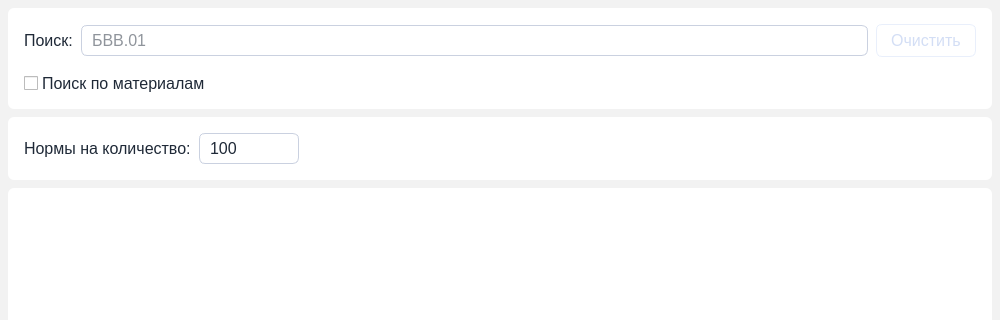
Above: ui/mainUI.ui from pntech-dev/Stockwise before the change; both pictures show x 0 to 1000 and y 0 to 320 of the 1000 by 706 pixel window. Below: the same form after it.
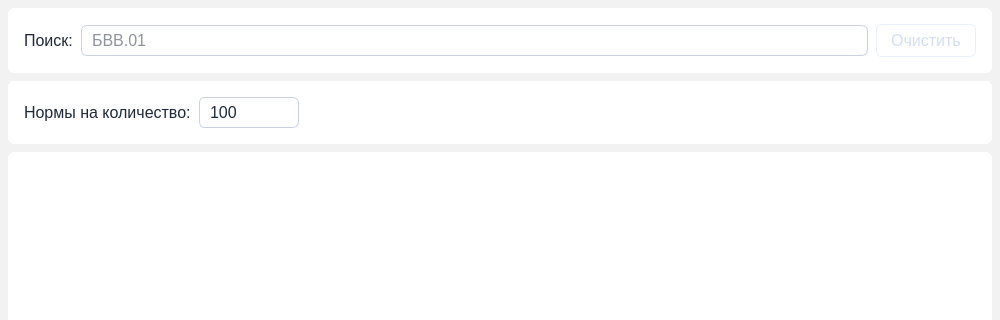
That is the form after the change.

The edit to the form file:
```diff
--- a/ui/mainUI.ui
+++ b/ui/mainUI.ui
@@ -7,7 +7,7 @@
     <x>0</x>
     <y>0</y>
     <width>1000</width>
-    <height>700</height>
+    <height>706</height>
    </rect>
   </property>
   <property name="font">
@@ -144,39 +144,6 @@
      <number>8</number>
     </property>
     <item>
-     <widget class="QFrame" name="search_frame">
-      <property name="enabled">
-       <bool>true</bool>
-      </property>
-      <property name="sizePolicy">
-       <sizepolicy hsizetype="Expanding" vsizetype="Fixed">
-        <horstretch>0</horstretch>
-        <verstretch>0</verstretch>
-       </sizepolicy>
-      </property>
-      <property name="frameShape">
-       <enum>QFrame::StyledPanel</enum>
-      </property>
-      <property name="frameShadow">
-       <enum>QFrame::Raised</enum>
-      </property>
-      <layout class="QVBoxLayout" name="verticalLayout">
-       <property name="spacing">
-        <number>16</number>
-       </property>
-       <property name="leftMargin">
-        <number>16</number>
-       </property>
-       <property name="topMargin">
-        <number>16</number>
-       </property>
-       <property name="rightMargin">
-        <number>16</number>
-       </property>
-       <property name="bottomMargin">
-        <number>16</number>
-       </property>
-       <item>
         <widget class="QFrame" name="search_line_frame">
          <property name="frameShape">
           <enum>QFrame::NoFrame</enum>
@@ -189,16 +156,16 @@
            <number>8</number>
           </property>
           <property name="leftMargin">
-           <number>0</number>
+        <number>16</number>
           </property>
           <property name="topMargin">
-           <number>0</number>
+        <number>16</number>
           </property>
           <property name="rightMargin">
-           <number>0</number>
+        <number>16</number>
           </property>
           <property name="bottomMargin">
-           <number>0</number>
+        <number>16</number>
           </property>
           <item>
            <widget class="QLabel" name="search_line_label">
@@ -265,33 +232,6 @@
             </property>
             <property name="text">
              <string>Очистить</string>
-            </property>
-           </widget>
-          </item>
-         </layout>
-        </widget>
-       </item>
-       <item>
-        <widget class="QCheckBox" name="search_checkBox">
-         <property name="enabled">
-          <bool>true</bool>
-         </property>
-         <property name="sizePolicy">
-          <sizepolicy hsizetype="Minimum" vsizetype="Expanding">
-           <horstretch>0</horstretch>
-           <verstretch>0</verstretch>
-          </sizepolicy>
-         </property>
-         <property name="font">
-          <font>
-           <pointsize>12</pointsize>
-          </font>
-         </property>
-         <property name="text">
-          <string>Поиск по материалам</string>
-         </property>
-         <property name="checked">
-          <bool>false</bool>
          </property>
         </widget>
        </item>
```
Lines whose indentation alone changed are shown as unchanged.
